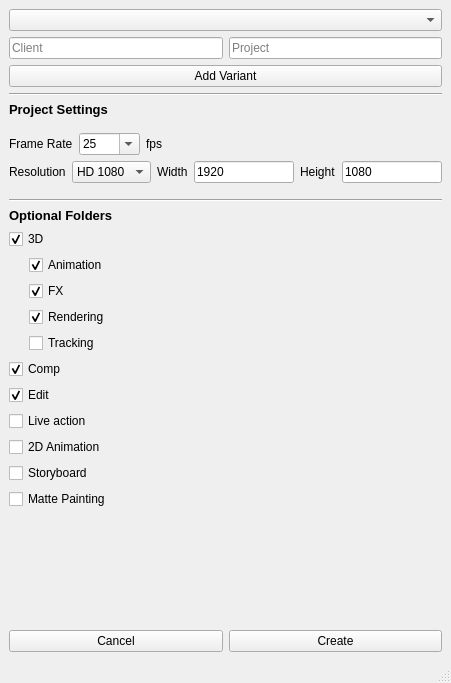
This is pipelime/lm_projectWindow.ui in chrislyne/Toolbox as Qt 5 draws it before an edit. The edited form follows.
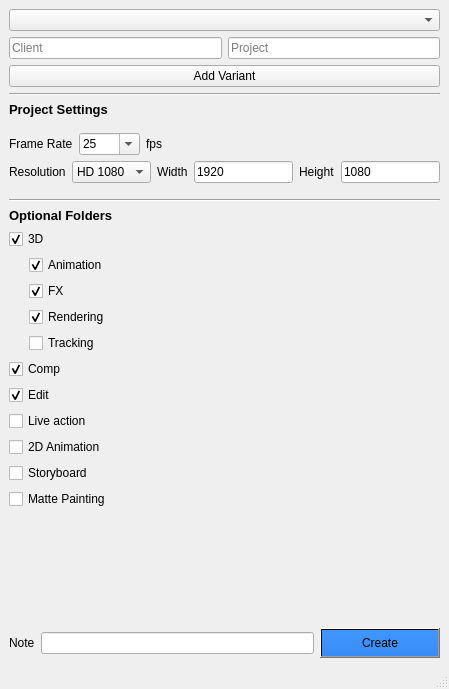
This is the edited form.

Commit message: Blue button

```diff
--- a/pipelime/lm_projectWindow.ui
+++ b/pipelime/lm_projectWindow.ui
@@ -6,8 +6,8 @@
    <rect>
     <x>0</x>
     <y>0</y>
-    <width>451</width>
-    <height>683</height>
+    <width>449</width>
+    <height>689</height>
    </rect>
   </property>
   <property name="windowTitle">
@@ -404,14 +404,34 @@
        <number>0</number>
       </property>
       <item>
-       <widget class="QPushButton" name="pushButton_2">
+       <widget class="QLabel" name="label_8">
         <property name="text">
-         <string>Cancel</string>
+         <string>Note</string>
         </property>
        </widget>
       </item>
+      <item>
+       <widget class="QLineEdit" name="lineEdit"/>
+      </item>
       <item>
        <widget class="QPushButton" name="create_pushButton">
+        <property name="minimumSize">
+         <size>
+          <width>120</width>
+          <height>30</height>
+         </size>
+        </property>
+        <property name="maximumSize">
+         <size>
+          <width>120</width>
+          <height>30</height>
+         </size>
+        </property>
+        <property name="styleSheet">
+         <string notr="true">background-color: qlineargradient(spread:pad, x1:0, y1:1, x2:0, y2:0, stop:0 rgba(55, 141, 245, 255), stop:1 rgba(65, 151, 255, 255));
+
+</string>
+        </property>
         <property name="text">
          <string>Create</string>
         </property>
```
Left out of the diff: 2 changed lines with no effect on the pictures.
